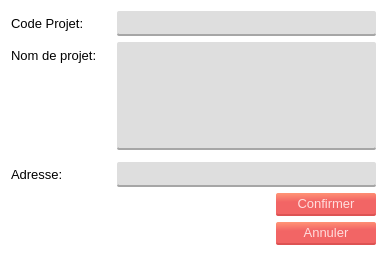
The window that interfaces/ajouter_projet.ui (Mehdi-SK/Cosider-TP-App) describes before a commit, drawn with Qt 5.
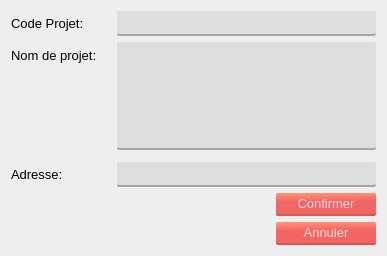
The same window after the commit. Icons and pictures are not drawn.

The edit to the form file:
```diff
--- a/interfaces/ajouter_projet.ui
+++ b/interfaces/ajouter_projet.ui
@@ -19,7 +19,7 @@
 }
 #Dialog{
 	
-	background-color: rgb(255, 255, 255);
+	background-color: #eee;
 	font: 10pt;
 }
 
```
Left out of the diff: 12 changed lines with no effect on the pictures.
